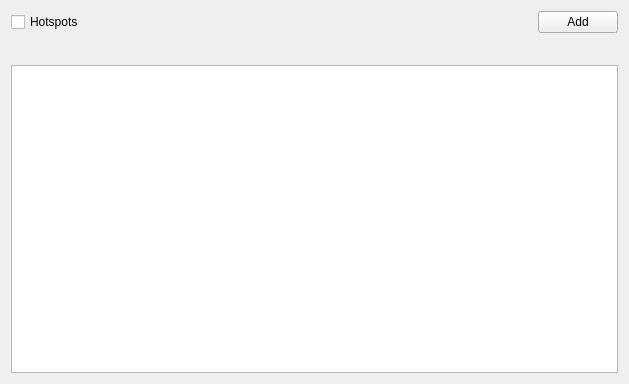
Above: vms/client/nx_vms_client_desktop/src/nx/vms/client/desktop/resource_properties/camera/widgets/camera_hotspots_settings_widget.ui from networkoptix/nx_open before the change. Below: the same form after it.
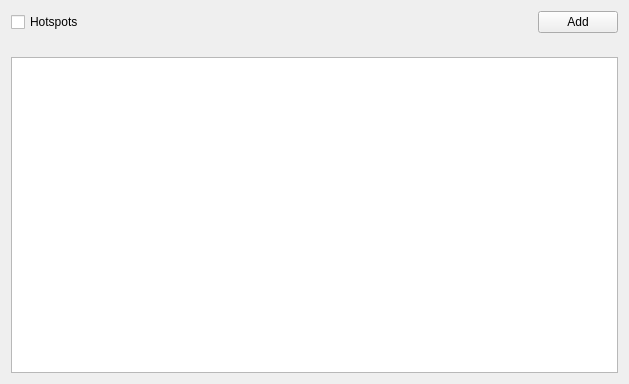
That is the form after the change. Custom widgets are drawn as their Qt base class.

Commit message: VMS-39888: Reserve more vertical space for camera hotspots editor table in the camera settings dialog

```diff
--- a/vms/client/nx_vms_client_desktop/src/nx/vms/client/desktop/resource_properties/camera/widgets/camera_hotspots_settings_widget.ui
+++ b/vms/client/nx_vms_client_desktop/src/nx/vms/client/desktop/resource_properties/camera/widgets/camera_hotspots_settings_widget.ui
@@ -10,9 +10,9 @@
     <height>384</height>
    </rect>
   </property>
-  <layout class="QVBoxLayout" name="widgetLayout" stretch="0,0,1">
+  <layout class="QVBoxLayout" name="widgetLayout">
    <property name="spacing">
-    <number>16</number>
+    <number>8</number>
    </property>
    <item>
     <layout class="QHBoxLayout" name="addHotspotButtonHorizontalLayout">
@@ -45,6 +45,22 @@
      </item>
     </layout>
    </item>
+   <item>
+    <spacer name="verticalSpacer">
+     <property name="orientation">
+      <enum>Qt::Vertical</enum>
+     </property>
+     <property name="sizeType">
+      <enum>QSizePolicy::Fixed</enum>
+     </property>
+     <property name="sizeHint" stdset="0">
+      <size>
+       <width>8</width>
+       <height>8</height>
+      </size>
+     </property>
+    </spacer>
+   </item>
    <item>
     <widget class="nx::vms::client::desktop::CameraHotspotsEditorWidget" name="hotspotsEditorWidget" native="true"/>
    </item>
```
The commit also changes 1 other file.
